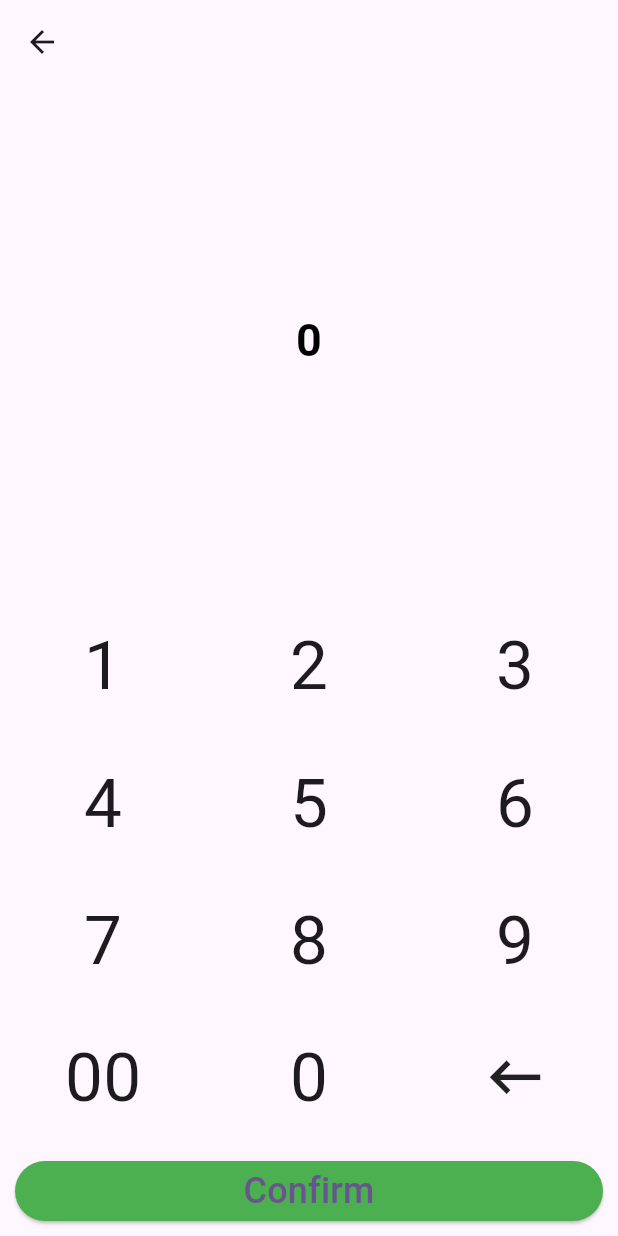
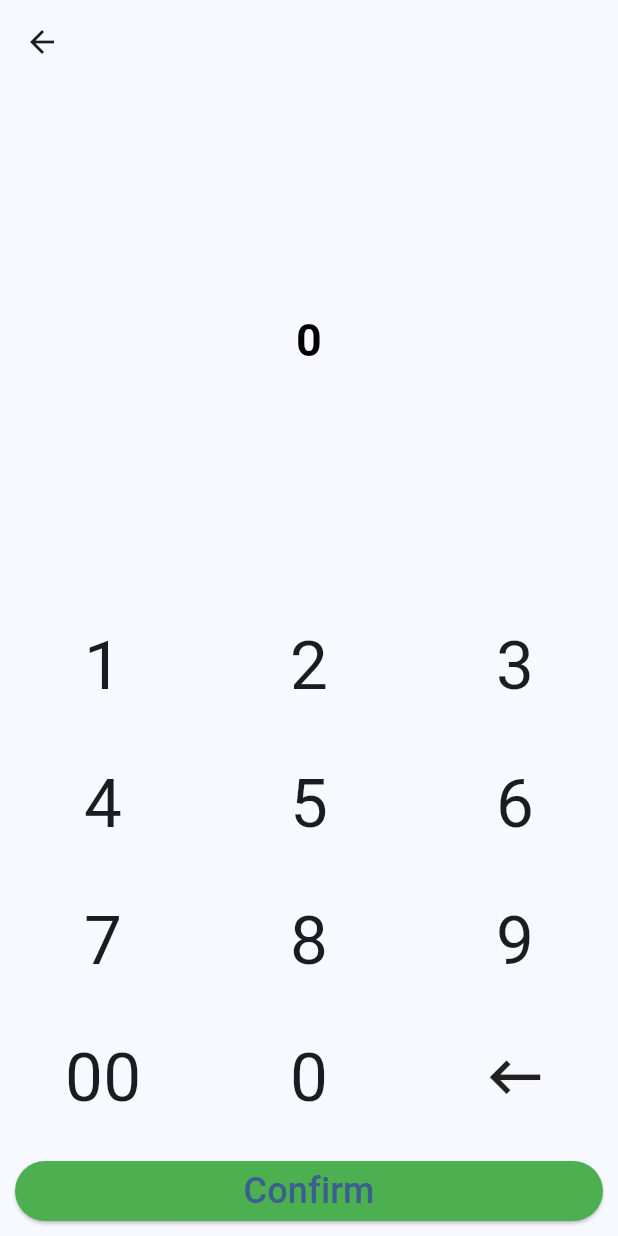
Before and after one commit to pos-cloud/app_pos, a Flutter app: the KeyboardScreen screen opened by its route, item 2 of the bottom bar chosen, after a tap on "Confirm", on a phone screen of 412 x 824 dp. Run offline on Flutter 3.47's test engine with Material 3 defaults, Android fonts, the light colour scheme and no system bars; our stand-ins replace flutter_bloc, go_router; network calls fail.

Commit message:
🎨 style: add const and remove unnecessary imports / add logo in assets

```diff
--- a/lib/main.dart
+++ b/lib/main.dart
@@ -1,5 +1,4 @@
 import 'package:app_pos/routes/router.dart';
-import 'package:app_pos/screens/login_screen.dart';
 import 'package:flutter/material.dart';
 
 void main() {
@@ -12,13 +11,15 @@ class MyApp extends StatelessWidget {
   // This widget is the root of your application.
   @override
   Widget build(BuildContext context) {
+    const Color primaryLogoColor =
+        Color(0xFF4A90E2); // Reemplaza con el color de tu logo
     return MaterialApp.router(
       routerConfig: applicationRouter,
       title: 'Flutter Demo',
       color: Colors.white,
       debugShowCheckedModeBanner: false,
       theme: ThemeData(
-        colorScheme: ColorScheme.fromSeed(seedColor: Colors.deepPurple),
+        colorScheme: ColorScheme.fromSeed(seedColor: primaryLogoColor),
         useMaterial3: true,
       ),
     );
--- a/lib/pages/home/home_screen.dart
+++ b/lib/pages/home/home_screen.dart
@@ -16,7 +16,6 @@ class HomeScreen extends StatelessWidget {
   Widget build(BuildContext context) {
     return BlocProvider(
       create: (context) {
-        print("====>");
         return HomeBloc();
       },
       child: Scaffold(
--- a/lib/pages/home/views/keyboard_screen.dart
+++ b/lib/pages/home/views/keyboard_screen.dart
@@ -16,7 +16,7 @@ class KeyboardScreen extends StatelessWidget {
           context.pop(1);
         },
       )),
-      body: CustomKeyboard(),
+      body: const CustomKeyboard(),
     );
   }
 }
--- a/lib/pages/home/widget/display_item.dart
+++ b/lib/pages/home/widget/display_item.dart
@@ -10,7 +10,7 @@ class DisplayItems extends StatelessWidget {
     return GestureDetector(
       onTap: () {
         Navigator.of(context).push(
-            MaterialPageRoute(builder: (context) => TicketScreen()));
+            MaterialPageRoute(builder: (context) => const TicketScreen()));
       },
       child: SizedBox(
         height: 37,
--- a/lib/pages/receipts/receipts_screen.dart
+++ b/lib/pages/receipts/receipts_screen.dart
@@ -43,7 +43,6 @@ class ReceiptsScreen extends StatelessWidget {
             }
 
             int salesIndex = index ~/ 2;
-            print(salesIndex);
             String date = salesData[salesIndex]['date'];
             List<String> products = salesData[salesIndex]['products'];
             return ListTile(
@@ -52,7 +51,8 @@ class ReceiptsScreen extends StatelessWidget {
                 children: [
                   Text(date,
                       style: const TextStyle(fontWeight: FontWeight.bold)),
-                  for (String product in products) CardOrder(),
+                  // ignore: unused_local_variable
+                  for (String product in products) const CardOrder(),
                 ],
               ),
             );
--- a/lib/screens/setting_screen.dart
+++ b/lib/screens/setting_screen.dart
@@ -1,4 +1,3 @@
-import 'package:app_pos/widgets/custom_keyboard.dart';
 import 'package:flutter/material.dart';
 
 class SettingScreen extends StatelessWidget {
@@ -6,8 +5,6 @@ class SettingScreen extends StatelessWidget {
 
   @override
   Widget build(BuildContext context) {
-    return Scaffold(
-
-    );
+    return const Scaffold();
   }
 }
--- a/lib/widgets/custom_keyboard.dart
+++ b/lib/widgets/custom_keyboard.dart
@@ -2,7 +2,10 @@ import 'package:flutter/material.dart';
 import 'package:app_pos/widgets/keyboard_key.dart';
 
 class CustomKeyboard extends StatefulWidget {
+  const CustomKeyboard({super.key});
+
   @override
+  // ignore: library_private_types_in_public_api
   _CustomKeyboardState createState() => _CustomKeyboardState();
 }
 
@@ -22,7 +25,6 @@ class _CustomKeyboardState extends State<CustomKeyboard> {
                     label: y,
                     value: y,
                     onTap: (val) {
-                      print(val);
                       if (val is Widget) {
                         onBackSpacePress();
                       } else {
@@ -40,12 +42,12 @@ class _CustomKeyboardState extends State<CustomKeyboard> {
 
   renderAmount() {
     String display = 'Enter a Number';
-    TextStyle style = TextStyle(
+    TextStyle style = const TextStyle(
       fontSize: 30,
       color: Colors.blueGrey,
     );
 
-    if (this.amount.length > 0) {
+    if (amount.isNotEmpty) {
       display = amount;
 
       // NumberFormat f = NumberFormat('#,###');
@@ -71,23 +73,19 @@ class _CustomKeyboardState extends State<CustomKeyboard> {
   renderConfirmButton() {
     return Container(
       padding: const EdgeInsets.symmetric(horizontal: 10),
-      margin: EdgeInsets.symmetric(vertical: 10),
+      margin: const EdgeInsets.symmetric(vertical: 10),
       child: Row(
         children: [
           Expanded(
-            child: Container(
+            child: SizedBox(
               height: 40,
               child: ElevatedButton(
                 style: ElevatedButton.styleFrom(
                   backgroundColor:
                       Colors.green, // Define el color de fondo del botón
                 ),
-                onPressed: amount.length > 0
-                    ? () {
-                        print(amount);
-                      }
-                    : null,
-                child: Center(
+                onPressed: amount.isNotEmpty ? () {} : null,
+                child: const Center(
                   child: Text(
                     'Confirm',
                     style: TextStyle(fontSize: 24),
@@ -108,7 +106,7 @@ class _CustomKeyboardState extends State<CustomKeyboard> {
   }
 
   onBackSpacePress() {
-    if (amount.length == 0) {
+    if (amount.isEmpty) {
       return;
     }
 
@@ -125,7 +123,7 @@ class _CustomKeyboardState extends State<CustomKeyboard> {
       ['1', '2', '3'],
       ['4', '5', '6'],
       ['7', '8', '9'],
-      ['00', '0', Icon(Icons.keyboard_backspace, size: 45)],
+      ['00', '0', const Icon(Icons.keyboard_backspace, size: 45)],
     ];
 
     amount = '';
--- a/lib/widgets/keyboard_key.dart
+++ b/lib/widgets/keyboard_key.dart
@@ -6,11 +6,13 @@ class KeyboardKey extends StatefulWidget {
   final ValueSetter<dynamic> onTap;
 
   const KeyboardKey({
+    super.key,
     @required this.label,
     @required this.value,
     required this.onTap,
   });
   @override
+  // ignore: library_private_types_in_public_api
   _KeyboardKeyState createState() => _KeyboardKeyState();
 }
 
@@ -22,7 +24,7 @@ class _KeyboardKeyState extends State<KeyboardKey> {
 
     return Text(
       widget.label,
-      style: TextStyle(
+      style: const TextStyle(
         fontSize: 45.0,
         fontWeight: FontWeight.normal,
       ),
@@ -37,10 +39,8 @@ class _KeyboardKeyState extends State<KeyboardKey> {
       },
       child: AspectRatio(
         aspectRatio: 1.5,
-        child: Container(
-          child: Center(
-            child: renderLabel(),
-          ),
+        child: Center(
+          child: renderLabel(),
         ),
       ),
     );
--- a/pubspec.yaml
+++ b/pubspec.yaml
@@ -62,9 +62,8 @@ flutter:
   uses-material-design: true
 
   # To add assets to your application, add an assets section, like this:
-  # assets:
-  #   - images/a_dot_burr.jpeg
-  #   - images/a_dot_ham.jpeg
+  assets:
+    - assets/logo.png
 
   # An image asset can refer to one or more resolution-specific "variants", see
   # https://flutter.dev/assets-and-images/#resolution-aware
```
Also changed, not shown: lib/screens/home_screen.dart (+6 -9 lines), lib/screens/keyboard_screen.dart (+6 -7 lines), lib/screens/login_screen.dart (+17 -19 lines), lib/screens/main_screen.dart (+21 -28 lines), lib/screens/receipts_screen.dart (+5 -4 lines), lib/screens/tickets_screen.dart (+5 -4 lines), lib/widgets/article.dart (+4 -5 lines), lib/widgets/card_order.dart (+10 -7 lines), lib/widgets/navigation_drawer.dart (+18 -19 lines), assets/logo.png (added), pubspec.lock, 6 other files.
